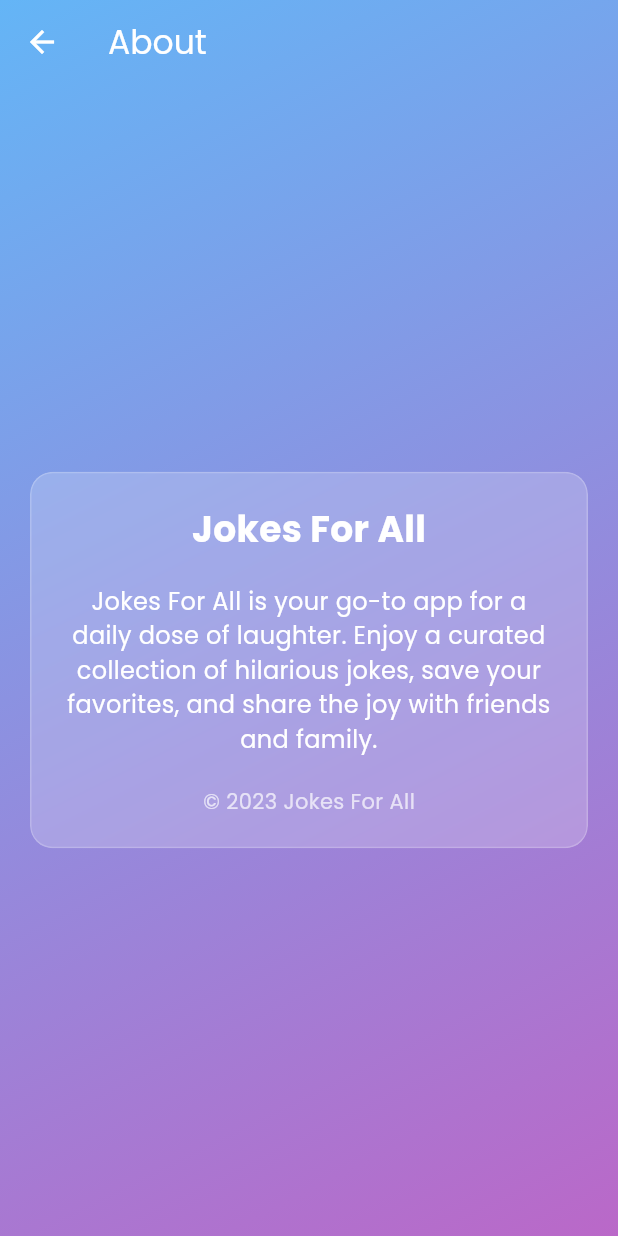
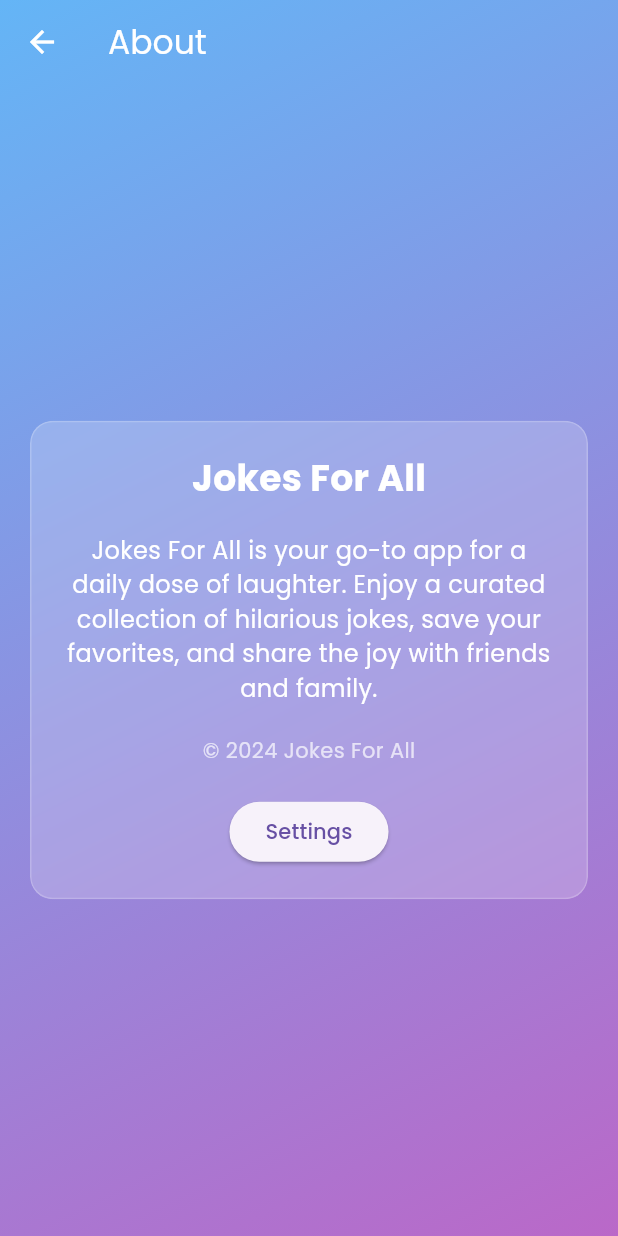
Before and after one commit to fisforfaheem/jokes_for_all, a Flutter app: the AboutScreen screen opened directly, on a phone screen of 412 x 824 dp. Run offline on Flutter 3.47's test engine with Material 3 defaults, Android fonts, the phone set to English and light mode, and no system bars; our stand-ins replace google_fonts, webview_flutter.

Commit message:
add webview

```diff
--- a/lib/main.dart
+++ b/lib/main.dart
@@ -5,6 +5,7 @@ import 'dart:ui';
 
 import 'package:flutter/foundation.dart';
 import 'package:provider/provider.dart';
+import 'package:webview_flutter/webview_flutter.dart';
 
 class JokeProvider extends ChangeNotifier {
   final List<String> _favorites = [];
@@ -467,35 +468,40 @@ class AboutScreen extends StatelessWidget {
                 title:
                     const Text('About', style: TextStyle(color: Colors.white)),
               ),
-              const Expanded(
+              Expanded(
                 child: Center(
                   child: Padding(
-                    padding: EdgeInsets.all(20),
+                    padding: const EdgeInsets.all(20),
                     child: GlassCard(
                       child: Padding(
-                        padding: EdgeInsets.all(20),
+                        padding: const EdgeInsets.all(20),
                         child: Column(
                           mainAxisSize: MainAxisSize.min,
                           children: [
-                            Text(
+                            const Text(
                               'Jokes For All',
                               style: TextStyle(
                                   fontSize: 24,
                                   color: Colors.white,
                                   fontWeight: FontWeight.bold),
                             ),
-                            SizedBox(height: 20),
-                            Text(
+                            const SizedBox(height: 20),
+                            const Text(
                               'Jokes For All is your go-to app for a daily dose of laughter. Enjoy a curated collection of hilarious jokes, save your favorites, and share the joy with friends and family.',
                               style:
                                   TextStyle(fontSize: 16, color: Colors.white),
                               textAlign: TextAlign.center,
                             ),
-                            SizedBox(height: 20),
-                            Text(
-                              '© 2023 Jokes For All',
+                            const SizedBox(height: 20),
+                            const Text(
+                              '© 2024 Jokes For All',
                               style: TextStyle(
                                   fontSize: 14, color: Colors.white70),
+                            ),
+                            const SizedBox(height: 20),
+                            ElevatedButton(
+                              onPressed: () => _showSettingsDialog(context),
+                              child: const Text('Settings'),
                             ),
                           ],
                         ),
@@ -506,6 +512,69 @@ class AboutScreen extends StatelessWidget {
               ),
             ],
           ),
+        ),
+      ),
+    );
+  }
+
+  void _showSettingsDialog(BuildContext context) {
+    showDialog(
+      context: context,
+      builder: (BuildContext context) {
+        return AlertDialog(
+          title: const Text('About'),
+          content: Column(
+            mainAxisSize: MainAxisSize.min,
+            children: [
+              ListTile(
+                title: const Text('Privacy Policy'),
+                onTap: () {
+                  Navigator.of(context).pop();
+                  _openWebView(
+                      context, 'Privacy Policy', 'https://google.com/');
+                },
+              ),
+              ListTile(
+                title: const Text('Terms and Conditions'),
+                onTap: () {
+                  Navigator.of(context).pop();
+                  _openWebView(
+                      context, 'Terms and Conditions', 'https://google.com/');
+                },
+              ),
+            ],
+          ),
+        );
+      },
+    );
+  }
+
+  void _openWebView(BuildContext context, String title, String url) {
+    Navigator.of(context).push(
+      MaterialPageRoute(
+        builder: (context) => WebViewPage(title: title, url: url),
+      ),
+    );
+  }
+}
+
+class WebViewPage extends StatelessWidget {
+  final String title;
+  final String url;
+
+  const WebViewPage({super.key, required this.title, required this.url});
+
+  @override
+  Widget build(BuildContext context) {
+    return MaterialApp(
+      home: Scaffold(
+        appBar: AppBar(
+          title: Text(title),
+        ),
+        body: WebViewWidget(
+          controller: WebViewController()
+            ..loadRequest(Uri.parse(url))
+            ..setJavaScriptMode(JavaScriptMode.unrestricted),
         ),
       ),
     );
--- a/pubspec.yaml
+++ b/pubspec.yaml
@@ -11,6 +11,7 @@ dependencies:
     sdk: flutter
   google_fonts: ^6.2.1
   provider: ^6.1.2
+  webview_flutter: ^4.9.0
 
 dev_dependencies:
   flutter_lints: ^4.0.0
```
Also changed, not shown: pubspec.lock, 1 other file.
